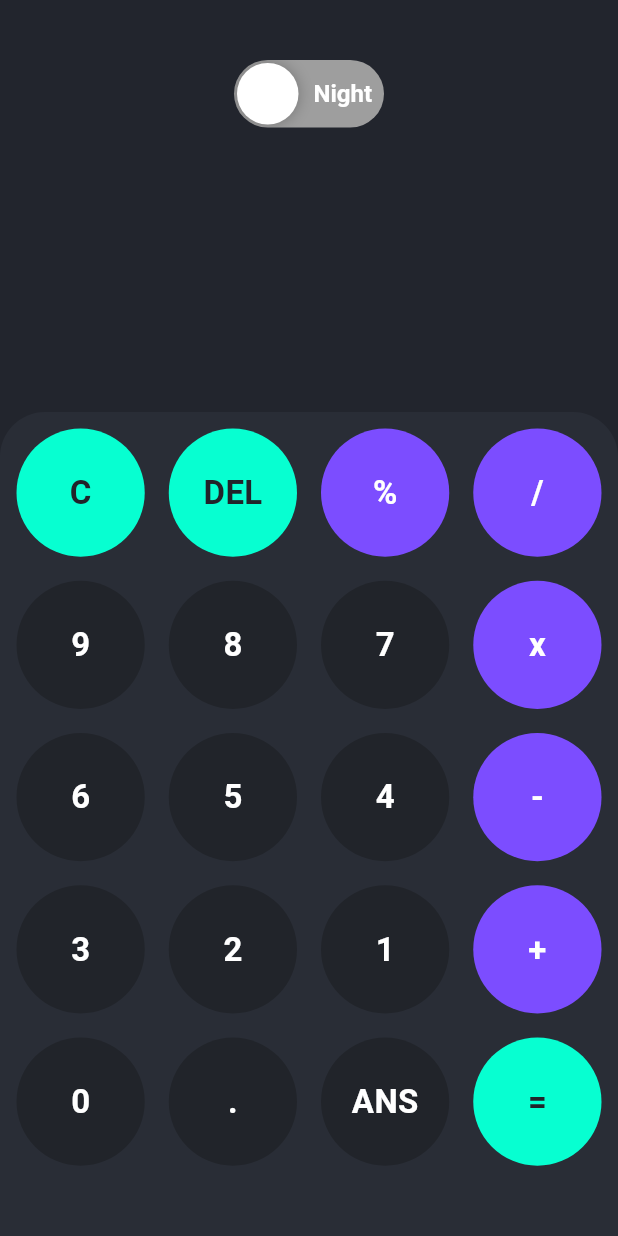
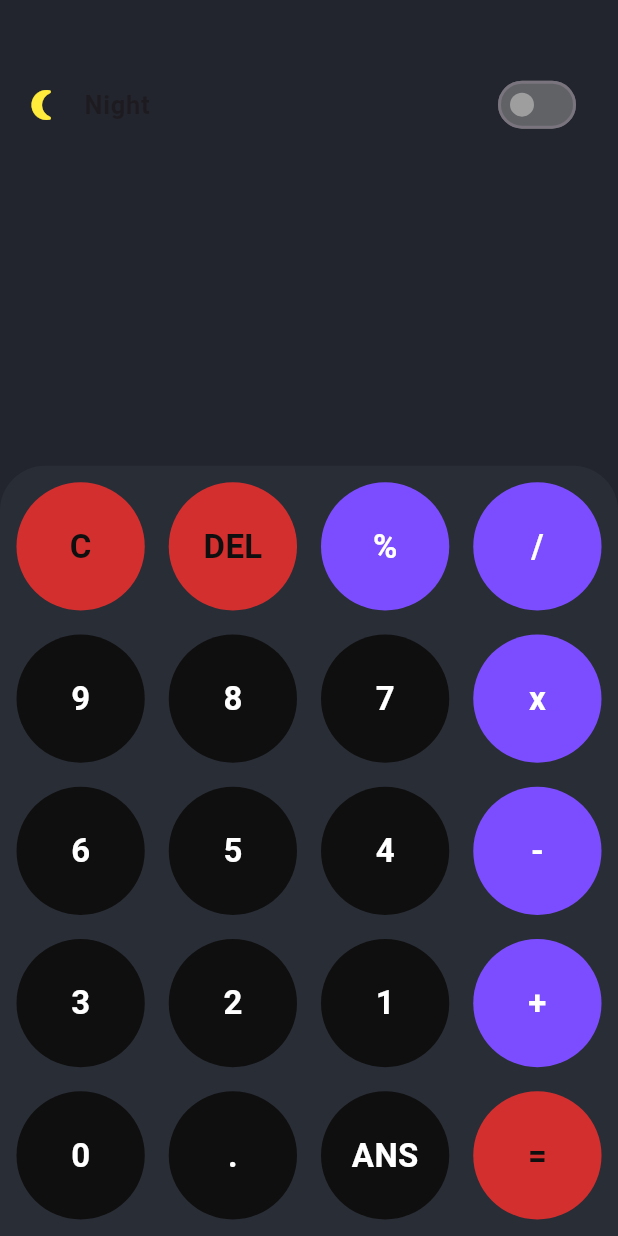
Before and after one commit to thefirsthero/flutter-calculator, a Flutter app: the screen it shows after launch, on a phone screen of 412 x 824 dp. Run offline on Flutter 3.47's test engine with Material 3 defaults, Android fonts, the phone set to English and light mode, and no system bars; drawn by our look-alikes of flutter_advanced_switch; our stand-ins replace get, google_fonts, math_expressions; Roboto replaces fonts that are missing (Ubuntu).

Commit message:
making it modern and the initial theme dark

```diff
--- a/flutter_calculator/lib/main.dart
+++ b/flutter_calculator/lib/main.dart
@@ -1,23 +1,16 @@
 import 'package:flutter/material.dart';
 import 'package:flutter_calculator/bindings/my_bindings.dart';
 import 'package:flutter_calculator/screen/main_screen.dart';
+import 'package:flutter/services.dart';
 import 'package:get/get.dart';
 
-//
-// Created by CodeWithFlexZ
-// Tutorials on my YouTube
-//
-//! Instagram
-//! @CodeWithFlexZ
-//
-//? GitHub
-//? AmirBayat0
-//
-//* YouTube
-//* Programming with FlexZ
-//
+void main() {
+  // Disable screen rotation
+  SystemChrome.setPreferredOrientations([
+    DeviceOrientation.portraitUp,
+    DeviceOrientation.portraitDown,
+  ]);
 
-void main() {
   runApp(const MyApp());
 }
 
--- a/flutter_calculator/lib/screen/main_screen.dart
+++ b/flutter_calculator/lib/screen/main_screen.dart
@@ -1,5 +1,5 @@
 import 'package:flutter/material.dart';
-import 'package:flutter_advanced_switch/flutter_advanced_switch.dart';
+import 'package:flutter/cupertino.dart'; // Import Cupertino library
 import 'package:flutter_calculator/controller/calculate_controller.dart';
 import 'package:flutter_calculator/controller/theme_controller.dart';
 import 'package:flutter_calculator/utils/colors.dart';
@@ -55,24 +55,26 @@ class MainScreen extends StatelessWidget {
     });
   }
 
-  /// In put Section - Enter Numbers
   Widget inPutSection(
       ThemeController themeController, CalculateController controller) {
-    return Expanded(
-        flex: 2,
-        child: Container(
+    return Container(
       padding: const EdgeInsets.all(3),
       decoration: BoxDecoration(
         color: themeController.isDark
             ? DarkColors.sheetBgColor
             : LightColors.sheetBgColor,
         borderRadius: const BorderRadius.only(
-                  topLeft: Radius.circular(30), topRight: Radius.circular(30))),
+          topLeft: Radius.circular(30),
+          topRight: Radius.circular(30),
+        ),
+      ),
       child: GridView.builder(
+        shrinkWrap: true,
         physics: const NeverScrollableScrollPhysics(),
         itemCount: buttons.length,
         gridDelegate: const SliverGridDelegateWithFixedCrossAxisCount(
-                  crossAxisCount: 4),
+          crossAxisCount: 4,
+        ),
         itemBuilder: (context, index) {
           switch (index) {
             /// CLEAR BTN
@@ -102,7 +104,8 @@ class MainScreen extends StatelessWidget {
                 textColor: themeController.isDark
                     ? DarkColors.btnBgColor
                     : LightColors.btnBgColor,
-                        text: buttons[index]);
+                text: buttons[index],
+              );
 
             /// EQUAL BTN
             case 19:
@@ -116,7 +119,8 @@ class MainScreen extends StatelessWidget {
                 textColor: themeController.isDark
                     ? DarkColors.btnBgColor
                     : LightColors.btnBgColor,
-                        text: buttons[index]);
+                text: buttons[index],
+              );
 
             default:
               return CustomAppButton(
@@ -136,44 +140,39 @@ class MainScreen extends StatelessWidget {
                 text: buttons[index],
               );
           }
-              }),
-        ));
+        },
+      ),
+    );
   }
 
-  /// Out put Section - Show Result
   Widget outPutSection(
       ThemeController themeController, CalculateController controller) {
     return Expanded(
         child: Column(
       mainAxisAlignment: MainAxisAlignment.center,
       children: [
-        /// theme switcher
+        // Modern day-night switch using CupertinoSwitch
         Padding(
           padding: const EdgeInsets.only(top: 40),
-          child: GetBuilder<ThemeController>(builder: (controller) {
-            return AdvancedSwitch(
-              controller: controller.switcherController,
-              activeImage: const AssetImage('assets/day_sky.png'),
-              inactiveImage: const AssetImage('assets/night_sky.jpg'),
+          child: SwitchListTile(
+            title: Text(
+              themeController.isDark ? 'Night' : 'Day',
+              style:
+                  GoogleFonts.ubuntu(fontWeight: FontWeight.bold, fontSize: 17),
+            ),
             activeColor: Colors.green,
-              inactiveColor: Colors.grey,
-              activeChild: Text(
-                'Day',
-                style: GoogleFonts.ubuntu(
-                    fontWeight: FontWeight.bold, fontSize: 17),
+            inactiveThumbColor: Colors.grey,
+            activeTrackColor: Colors.green.withOpacity(0.5),
+            inactiveTrackColor: Colors.grey.withOpacity(0.5),
+            secondary: Icon(
+              themeController.isDark ? Icons.nightlight_round : Icons.wb_sunny,
+              color: themeController.isDark ? Colors.yellow : Colors.orange,
             ),
-              inactiveChild: Text(
-                'Night',
-                style: GoogleFonts.ubuntu(
-                    fontWeight: FontWeight.bold, fontSize: 16),
+            value: themeController.switcherController.value,
+            onChanged: (value) {
+              themeController.switcherController.value = value;
+            },
           ),
-              borderRadius: const BorderRadius.all(Radius.circular(1000)),
-              width: 100.0,
-              height: 45.0,
-              enabled: true,
-              disabledOpacity: 0.5,
-            );
-          }),
         ),
 
         /// Main Result - user input and output
--- a/flutter_calculator/lib/utils/colors.dart
+++ b/flutter_calculator/lib/utils/colors.dart
@@ -4,8 +4,8 @@ import 'package:flutter/material.dart';
 class DarkColors {
   static const scaffoldBgColor = Color(0xff22252D);
   static const sheetBgColor = Color(0xff292D36);
-  static const btnBgColor = Color.fromARGB(255, 33, 36, 42);
-  static const leftOperatorColor = Color.fromARGB(255, 7, 255, 209);
+  static const btnBgColor = Color.fromARGB(255, 15, 15, 15);
+  static const leftOperatorColor = Color(0xffD32F2F);
 }
 
 /// Light Them Colors
@@ -14,5 +14,5 @@ class LightColors {
   static const sheetBgColor = Color(0xffF9F9F9);
   static const btnBgColor = Color.fromARGB(255, 243, 243, 243);
   static const operatorColor = Colors.deepPurpleAccent;
-  static const leftOperatorColor = Color.fromARGB(255, 1, 157, 128);
+  static const leftOperatorColor = Color(0xffD32F2F);
 }
--- a/flutter_calculator/pubspec.yaml
+++ b/flutter_calculator/pubspec.yaml
@@ -17,6 +17,7 @@ dependencies:
   get:
   google_fonts: ^6.1.0
   flutter_advanced_switch: ^3.0.1
+  flutter_neumorphic: ^3.2.0
 
 dev_dependencies:
   flutter_test:
```
Also changed, not shown: flutter_calculator/pubspec.lock (added), 1 other file. Lines whose indentation alone changed are shown as unchanged.
